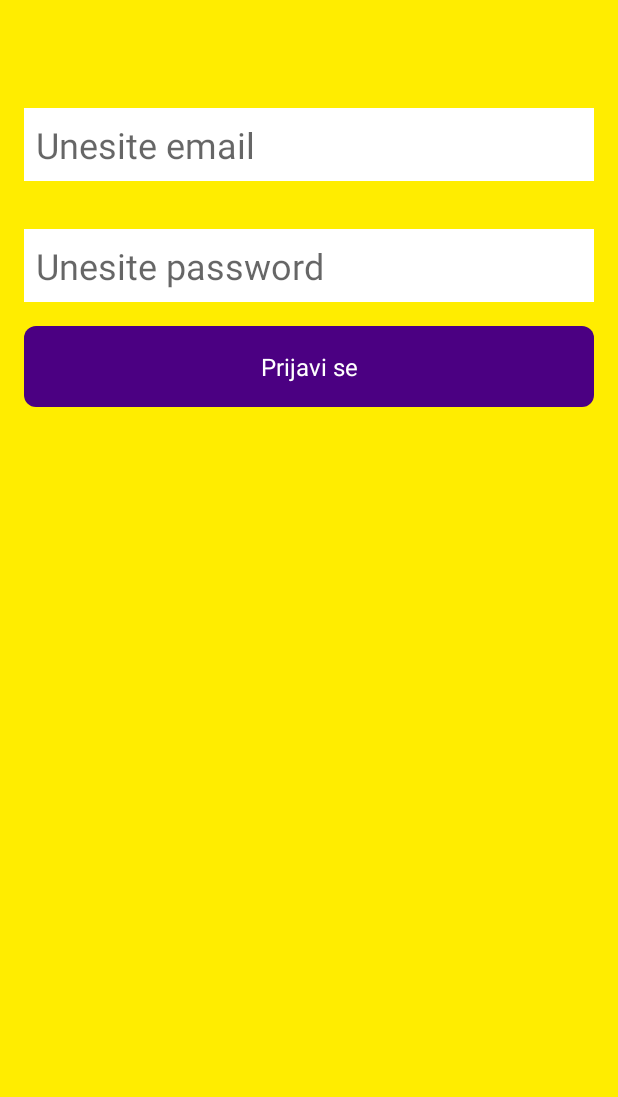
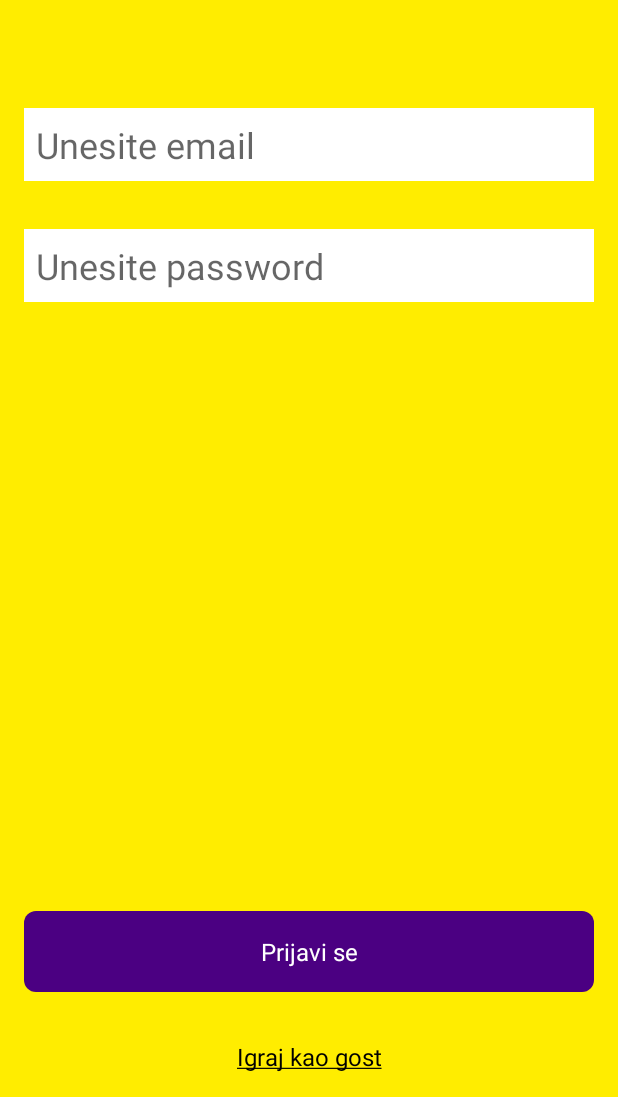
Before and after one commit to pavecicm/EduGame, an Android app: the screen it shows after launch (LoginActivity), on a phone screen of 412 x 824 dp, the part 139-1236 px from its top. Run offline under Robolectric (Android 15) with nearby library versions, the phone set to English and light mode, and no system bars; our stand-ins replace Dagger/Hilt's generated code, Firebase (no records; nobody signed in at launch, a user with empty details on screens opened directly), Timber; libraries missing offline, so code that uses them is left out: com.jakewharton.threetenabp; 1 statement that could not run was skipped.

Commit message:
Added anonymous sign in

```diff
--- a/app/src/main/kotlin/hr/fer/edugame/ui/home/HomeFragment.kt
+++ b/app/src/main/kotlin/hr/fer/edugame/ui/home/HomeFragment.kt
@@ -10,8 +10,8 @@ import hr.fer.edugame.ui.shared.base.BasePresenter
 import hr.fer.edugame.ui.shared.listeners.HomeListener
 import kotlinx.android.synthetic.main.fragment_home.infoButton
 import kotlinx.android.synthetic.main.fragment_home.lettersButton
+import kotlinx.android.synthetic.main.fragment_home.logoutBtn
 import kotlinx.android.synthetic.main.fragment_home.numbersButton
-import kotlinx.android.synthetic.main.fragment_home.settingsButton
 import javax.inject.Inject
 
 class HomeFragment : BaseFragment(), HomeView {
@@ -45,8 +45,8 @@ class HomeFragment : BaseFragment(), HomeView {
         infoButton.setThrottlingClickListener {
             homeListener.onNavigateToInfo()
         }
-        settingsButton.setThrottlingClickListener {
-            homeListener.onNavigateToSettings()
+        logoutBtn.setThrottlingClickListener {
+            homeListener.onLogout()
         }
         numbersButton.setThrottlingClickListener {
             homeListener.onNavigateToNumbers()
--- a/app/src/main/kotlin/hr/fer/edugame/ui/login/LoginActivity.kt
+++ b/app/src/main/kotlin/hr/fer/edugame/ui/login/LoginActivity.kt
@@ -8,6 +8,7 @@ import hr.fer.edugame.extensions.setThrottlingClickListener
 import hr.fer.edugame.ui.MainActivity
 import hr.fer.edugame.ui.shared.base.BaseActivity
 import hr.fer.edugame.ui.shared.base.BasePresenter
+import kotlinx.android.synthetic.main.activity_login.anonymous
 import kotlinx.android.synthetic.main.activity_login.email
 import kotlinx.android.synthetic.main.activity_login.loginBtn
 import kotlinx.android.synthetic.main.activity_login.password
@@ -39,6 +40,9 @@ class LoginActivity : BaseActivity(), LoginView {
         loginBtn.setThrottlingClickListener {
             presenter.loginToFirebase(this, email.text.toString(), password.text.toString())
         }
+        anonymous.setThrottlingClickListener {
+            presenter.continueAsAnonymous()
+        }
     }
 
     override fun navigateToHome(user: FirebaseUser) {
--- a/app/src/main/kotlin/hr/fer/edugame/ui/shared/listeners/HomeListener.kt
+++ b/app/src/main/kotlin/hr/fer/edugame/ui/shared/listeners/HomeListener.kt
@@ -1,10 +1,9 @@
 package hr.fer.edugame.ui.shared.listeners
 
-import hr.fer.edugame.ui.shared.base.BaseView
 
 interface HomeListener {
     fun onNavigateToLetters()
     fun onNavigateToNumbers()
-    fun onNavigateToSettings()
     fun onNavigateToInfo()
+    fun onLogout()
 }
--- a/app/src/main/res/layout/activity_login.xml
+++ b/app/src/main/res/layout/activity_login.xml
@@ -42,13 +42,24 @@
         android:inputType="textPassword"
         app:layout_constraintTop_toBottomOf="@id/email"/>
 
+    <View
+        android:layout_weight="1"
+        android:layout_width="match_parent"
+        android:layout_height="0dp"/>
+
     <TextView
         android:id="@+id/loginBtn"
         android:text="@string/login"
         style="@style/PrimaryButton"
         android:layout_width="match_parent"
+        android:layout_height="wrap_content"/>
+
+    <TextView
+        android:id="@+id/anonymous"
+        style="@style/SimpleLink"
+        android:layout_width="match_parent"
         android:layout_height="wrap_content"
-        app:layout_constraintBottom_toBottomOf="parent"/>
+        android:text="@string/anonymous"/>
 
 
 </LinearLayout>
--- a/app/src/main/res/layout/fragment_home.xml
+++ b/app/src/main/res/layout/fragment_home.xml
@@ -38,13 +38,12 @@
         app:layout_constraintTop_toTopOf="parent"/>
 
     <ImageView
-        android:id="@+id/settingsButton"
+        android:id="@+id/logoutBtn"
         android:layout_width="wrap_content"
         android:layout_height="wrap_content"
-        android:layout_marginStart="@dimen/spacing_3x"
         android:layout_marginTop="@dimen/spacing_3x"
         android:layout_marginEnd="@dimen/spacing_3x"
-        android:src="@drawable/ic_settings_black"
+        android:src="@drawable/ic_logout_black"
         app:layout_constraintEnd_toEndOf="parent"
         app:layout_constraintTop_toTopOf="parent"/>
 
--- a/app/src/main/res/values/strings.xml
+++ b/app/src/main/res/values/strings.xml
@@ -18,4 +18,5 @@
     <string name="enter_email">Unesite email</string>
     <string name="enter_password">Unesite password</string>
     <string name="login">Prijavi se</string>
+    <string name="anonymous"><u>Igraj kao gost</u></string>
 </resources>
--- a/app/src/main/res/values/styles.xml
+++ b/app/src/main/res/values/styles.xml
@@ -107,4 +107,11 @@
         <item name="android:background">@color/white</item>
     </style>
 
+    <style name="SimpleLink">
+        <item name="android:gravity">center</item>
+        <item name="android:textSize">16sp</item>
+        <item name="android:textColor">@color/black</item>
+        <item name="android:layout_margin">@dimen/spacing_2x</item>
+    </style>
+
 </resources>
```
Also changed, not shown: app/src/main/kotlin/hr/fer/edugame/ui/MainActivity.kt (+4 -8 lines), app/src/main/kotlin/hr/fer/edugame/ui/login/LoginPresenter.kt (+40 -4 lines), app/src/main/res/drawable/ic_logout_black.xml (added, +9 -0 lines).
